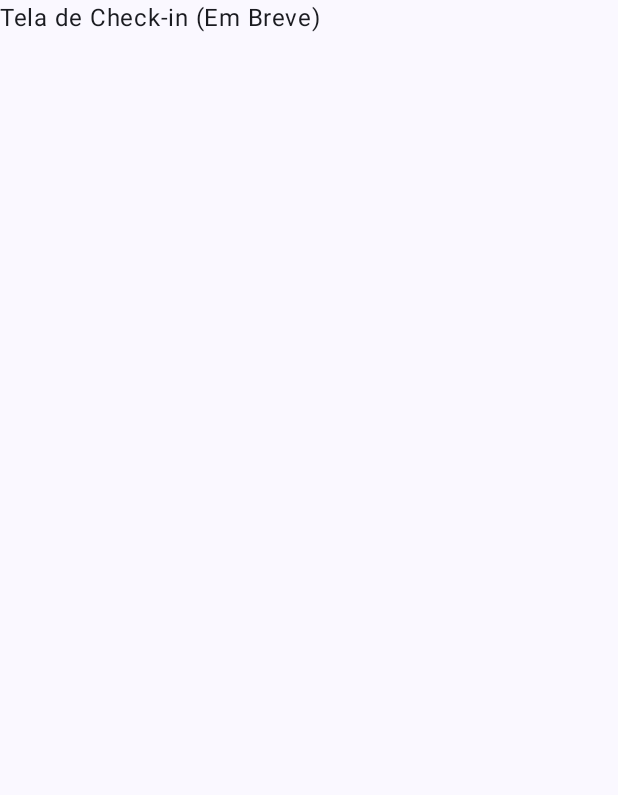
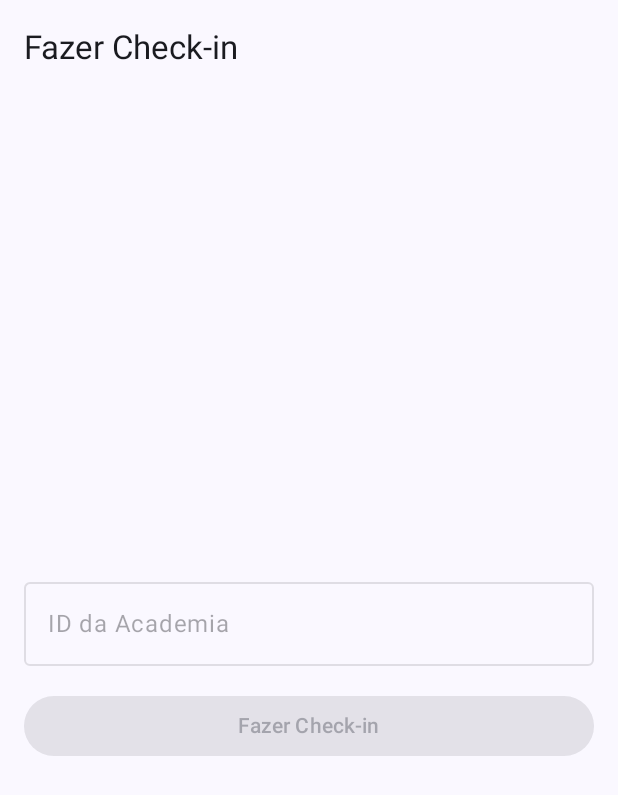
Before and after one commit to valdir-silva/Lutando, an Android app built with Jetpack Compose: the CheckinScreen screen opened through its navigation route, on a phone screen of 412 x 824 dp. Shown: the top 795 px of the screen. Run offline under Robolectric (Android 15) with nearby library versions, the phone set to English and light mode, and no system bars; our stand-ins replace Firebase (no records; nobody signed in at launch, a user with empty details on screens opened directly).

Commit message:
feat: Implementar funcionalidade básica de check-in
Implementa a funcionalidade de check-in para atletas e visualização para atletas e donos de academia.

- Adiciona o modelo `Checkin` e o repositório `CheckinRepository` com implementação Firebase.
- Cria os casos de uso `AddCheckinUseCase`, `GetCheckinsByAthleteUseCase` e `GetCheckinsByAcademyUseCase`.
- Desenvolve as telas `CheckinScreen` (para realizar check-in), `AthleteCheckinsScreen` (para visualizar check-ins do atleta) e `AcademyCheckinsScreen` (para visualizar check-ins da academia), juntamente com seus ViewModels correspondentes.
- Integra as novas dependências no `KoinModule`.
- Atualiza as rotas de navegação (`LutandoNavigation` e `NavRoutes`) e a `HomeScreen` para incluir as novas telas.
- Adiciona a classe utilitária `Resource.kt` para tratamento de estados de dados.
- Atualiza `memory-bank/progress.md` com as novas funcionalidades de check-in e planos futuros.
- Realiza depuração e correção de erros de compilação relacionados a tipos genéricos, injeção de dependência e interatividade da UI.

```diff
--- /dev/null
+++ b/app/src/main/java/com/alunando/lutando/domain/repository/CheckinRepository.kt
@@ -0,0 +1,11 @@
+package com.alunando.lutando.domain.repository
+
+import com.alunando.lutando.domain.model.Checkin
+import com.alunando.lutando.util.Resource
+import kotlinx.coroutines.flow.Flow
+
+interface CheckinRepository {
+    suspend fun addCheckin(checkin: Checkin): Resource<Unit>
+    fun getCheckinsByAthlete(athleteId: String): Flow<Resource<List<Checkin>>>
+    fun getCheckinsByAcademy(academyId: String): Flow<Resource<List<Checkin>>>
+}
--- a/app/src/main/java/com/alunando/lutando/presentation/navigation/LutandoNavigation.kt
+++ b/app/src/main/java/com/alunando/lutando/presentation/navigation/LutandoNavigation.kt
@@ -15,6 +15,9 @@ import com.alunando.lutando.presentation.screens.technique_detail.TechniqueDetai
 import com.alunando.lutando.presentation.screens.technique_form.TechniqueFormScreen
 import com.alunando.lutando.presentation.screens.academy.AcademyScreen
 import com.alunando.lutando.presentation.screens.academy_form.AcademyFormScreen
+import com.alunando.lutando.presentation.screens.checkin.CheckinScreen
+import com.alunando.lutando.presentation.screens.athlete_checkins.AthleteCheckinsScreen
+import com.alunando.lutando.presentation.screens.academy_checkins.AcademyCheckinsScreen
 
 /**
  * Componente principal de navegação do aplicativo Lutando
@@ -40,6 +43,12 @@ fun LutandoNavigation(
                 },
                 onCheckInClick = {
                     navController.navigate(NavRoutes.CHECK_IN)
+                },
+                onAthleteCheckinsClick = {
+                    navController.navigate(NavRoutes.ATHLETE_CHECKINS)
+                },
+                onAcademyCheckinsClick = {
+                    navController.navigate(NavRoutes.ACADEMY_CHECKINS)
                 }
             )
         }
@@ -98,8 +107,17 @@ fun LutandoNavigation(
 
         // Placeholder para Fazer Check-in
         composable(NavRoutes.CHECK_IN) {
-            // TODO: Implementar tela de check-in
-            Text("Tela de Check-in (Em Breve)")
+            CheckinScreen(navController = navController)
+        }
+
+        // Tela de Meus Check-ins
+        composable(NavRoutes.ATHLETE_CHECKINS) {
+            AthleteCheckinsScreen(navController = navController)
+        }
+
+        // Tela de Check-ins da Academia
+        composable(NavRoutes.ACADEMY_CHECKINS) {
+            AcademyCheckinsScreen(navController = navController)
         }
 
         // Tela de formulário de nova modalidade
--- a/app/src/main/java/com/alunando/lutando/presentation/navigation/NavRoutes.kt
+++ b/app/src/main/java/com/alunando/lutando/presentation/navigation/NavRoutes.kt
@@ -13,6 +13,8 @@ object NavRoutes {
     const val TECHNIQUE_EDIT = "technique_edit/{techniqueId}"
 
     const val CHECK_IN = "check_in"
+    const val ATHLETE_CHECKINS = "athlete_checkins"
+    const val ACADEMY_CHECKINS = "academy_checkins"
     const val ACADEMY_LIST = "academy_list"
     const val ACADEMY_FORM = "academy_form?academyId={academyId}"
 
--- /dev/null
+++ b/app/src/main/java/com/alunando/lutando/presentation/screens/checkin/CheckinScreen.kt
@@ -0,0 +1,134 @@
+package com.alunando.lutando.presentation.screens.checkin
+
+import androidx.compose.foundation.layout.*
+import androidx.compose.material3.Button
+import androidx.compose.material3.ExperimentalMaterial3Api
+import androidx.compose.material3.OutlinedTextField
+import androidx.compose.material3.Scaffold
+import androidx.compose.material3.SnackbarHost
+import androidx.compose.material3.SnackbarHostState
+import androidx.compose.material3.Text
+import androidx.compose.material3.TopAppBar
+import androidx.compose.runtime.*
+import androidx.compose.ui.Alignment
+import androidx.compose.ui.Modifier
+import androidx.compose.ui.unit.dp
+import androidx.navigation.NavController
+import kotlinx.coroutines.flow.collectLatest
+import org.koin.androidx.compose.koinViewModel
+import androidx.compose.foundation.clickable
+import androidx.compose.foundation.lazy.LazyColumn
+import androidx.compose.foundation.lazy.items
+import androidx.compose.material3.AlertDialog
+import androidx.compose.material3.CircularProgressIndicator
+import androidx.compose.material3.TextButton
+import com.alunando.lutando.domain.model.Academy
+import com.alunando.lutando.util.Resource
+
+@OptIn(ExperimentalMaterial3Api::class)
+@Composable
+fun CheckinScreen(
+    navController: NavController,
+    viewModel: CheckinViewModel = koinViewModel()
+) {
+    val academyId by viewModel.academyId.collectAsState()
+    val academiesResource by viewModel.academies.collectAsState()
+    val snackbarHostState = remember { SnackbarHostState() }
+    var showAcademySelectionDialog by remember { mutableStateOf(false) }
+
+    LaunchedEffect(Unit) {
+        viewModel.checkinEvent.collectLatest { event ->
+            when (event) {
+                is CheckinViewModel.CheckinEvent.Success -> {
+                    snackbarHostState.showSnackbar(event.message)
+                }
+                is CheckinViewModel.CheckinEvent.Error -> {
+                    snackbarHostState.showSnackbar(event.message)
+                }
+            }
+        }
+    }
+
+    Scaffold(
+        topBar = {
+            TopAppBar(title = { Text("Fazer Check-in") })
+        },
+        snackbarHost = { SnackbarHost(snackbarHostState) }
+    ) { paddingValues ->
+        Column(
+            modifier = Modifier
+                .fillMaxSize()
+                .padding(paddingValues)
+                .padding(16.dp),
+            horizontalAlignment = Alignment.CenterHorizontally,
+            verticalArrangement = Arrangement.Center
+        ) {
+            Box(modifier = Modifier
+                .fillMaxWidth()
+                .clickable {
+                    showAcademySelectionDialog = true
+                }
+            ) {
+                OutlinedTextField(
+                    value = academyId,
+                    onValueChange = { /* Read-only, value set by selection */ },
+                    label = { Text("ID da Academia") },
+                    readOnly = true,
+                    enabled = false, // Make it non-interactive for typing
+                    modifier = Modifier.fillMaxWidth()
+                )
+            }
+            Spacer(modifier = Modifier.height(16.dp))
+            Button(
+                onClick = { viewModel.onCheckinClick(academyId) },
+                modifier = Modifier.fillMaxWidth(),
+                enabled = academyId.isNotBlank()
+            ) {
+                Text("Fazer Check-in")
+            }
+        }
+    }
+
+    if (showAcademySelectionDialog) {
+        AlertDialog(
+            onDismissRequest = { showAcademySelectionDialog = false },
+            title = { Text("Selecione uma Academia") },
+            text = {
+                when (academiesResource) {
+                    is Resource.Loading -> {
+                        CircularProgressIndicator()
+                    }
+                    is Resource.Success -> {
+                        val academies = (academiesResource.data as? List<Academy>) ?: emptyList()
+                        if (academies.isEmpty()) {
+                            Text("Nenhuma academia encontrada.")
+                        } else {
+                            LazyColumn {
+                                items(academies) { academy ->
+                                    Text(
+                                        text = academy.name,
+                                        modifier = Modifier
+                                            .fillMaxWidth()
+                                            .clickable {
+                                                viewModel.onAcademyIdChange(academy.id)
+                                                showAcademySelectionDialog = false
+                                            }
+                                            .padding(8.dp)
+                                    )
+                                }
+                            }
+                        }
+                    }
+                    is Resource.Error -> {
+                        Text("Erro ao carregar academias: ${academiesResource.message}")
+                    }
+                }
+            },
+            confirmButton = {
+                TextButton(onClick = { showAcademySelectionDialog = false }) {
+                    Text("Cancelar")
+                }
+            }
+        )
+    }
+}
--- /dev/null
+++ b/app/src/main/java/com/alunando/lutando/presentation/screens/checkin/CheckinViewModel.kt
@@ -0,0 +1,91 @@
+package com.alunando.lutando.presentation.screens.checkin
+
+import android.util.Log
+import androidx.lifecycle.ViewModel
+import androidx.lifecycle.viewModelScope
+import com.alunando.lutando.domain.model.Checkin
+import com.alunando.lutando.domain.usecase.AddCheckinUseCase
+import com.alunando.lutando.domain.usecase.GetCurrentUserUseCase
+import com.alunando.lutando.util.Resource
+import com.google.firebase.Timestamp
+import kotlinx.coroutines.flow.MutableSharedFlow
+import kotlinx.coroutines.flow.MutableStateFlow
+import kotlinx.coroutines.flow.asSharedFlow
+import kotlinx.coroutines.flow.asStateFlow
+import kotlinx.coroutines.flow.collectLatest
+import kotlinx.coroutines.flow.StateFlow
+import kotlinx.coroutines.launch
+import com.alunando.lutando.domain.model.Academy
+import com.alunando.lutando.domain.usecase.GetAllAcademiesUseCase
+
+class CheckinViewModel(
+    private val addCheckinUseCase: AddCheckinUseCase,
+    private val getCurrentUserUseCase: GetCurrentUserUseCase,
+    private val getAllAcademiesUseCase: GetAllAcademiesUseCase
+) : ViewModel() {
+
+    private val _academyId = MutableStateFlow("")
+    val academyId = _academyId.asStateFlow()
+
+    private val _checkinEvent = MutableSharedFlow<CheckinEvent>()
+    val checkinEvent = _checkinEvent.asSharedFlow()
+
+    private val _academies = MutableStateFlow<Resource<List<Academy>>>(Resource.Loading<List<Academy>>())
+    val academies: StateFlow<Resource<List<Academy>>> = _academies.asStateFlow()
+
+    init {
+        loadAcademies()
+    }
+
+    private fun loadAcademies() {
+        viewModelScope.launch {
+            getAllAcademiesUseCase().collectLatest {
+                _academies.value = Resource.Success(it)
+                Log.d("CheckinViewModel", "Academies: ${it.size} academies loaded. Status: Success")
+            }
+        }
+    }
+
+    fun onAcademyIdChange(newId: String) {
+        _academyId.value = newId
+    }
+
+    fun onCheckinClick(academyId: String) {
+        viewModelScope.launch {
+            val currentUserResource = getCurrentUserUseCase()
+            if (currentUserResource != null) {
+                val athleteId = currentUserResource.uid
+
+                if (academyId.isNotBlank()) {
+                    val checkin = Checkin(
+                        athleteId = athleteId,
+                        academyId = academyId,
+                        timestamp = Timestamp.now()
+                    )
+                    when (val result = addCheckinUseCase(checkin)) {
+                        is Resource.Success -> {
+                            Log.d("CheckinViewModel", "Check-in successful: ${result.message}")
+                            _checkinEvent.emit(CheckinEvent.Success("Check-in realizado com sucesso!"))
+                            // _academyId.value = "" // Clear academy ID after successful check-in
+                        }
+                        is Resource.Error -> {
+                            Log.e("CheckinViewModel", "Check-in error: ${result.message}")
+                            _checkinEvent.emit(CheckinEvent.Error(result.message ?: "Erro ao realizar check-in"))
+                        }
+                        is Resource.Loading -> {
+                            Log.d("CheckinViewModel", "Check-in loading...")
+                            // Handle loading state if needed
+                        }
+                    }
+                } else {
+                    _checkinEvent.emit(CheckinEvent.Error("ID do atleta ou da academia inválido."))
+                }
+            }
+        }
+    }
+
+    sealed class CheckinEvent {
+        data class Success(val message: String) : CheckinEvent()
+        data class Error(val message: String) : CheckinEvent()
+    }
+}
--- a/app/src/main/java/com/alunando/lutando/presentation/screens/home/HomeScreen.kt
+++ b/app/src/main/java/com/alunando/lutando/presentation/screens/home/HomeScreen.kt
@@ -36,7 +36,9 @@ import androidx.compose.ui.unit.dp
 fun HomeScreen(
     onMartialArtsListClick: () -> Unit,
     onCreateAcademyClick: () -> Unit,
-    onCheckInClick: () -> Unit
+    onCheckInClick: () -> Unit,
+    onAthleteCheckinsClick: () -> Unit,
+    onAcademyCheckinsClick: () -> Unit
 ) {
     Scaffold(
         topBar = {
@@ -82,6 +84,22 @@ fun HomeScreen(
                 description = "Registre sua presença nos treinos",
                 icon = Icons.Filled.CheckCircle,
                 onClick = onCheckInClick
+            )
+
+            // Card para Meus Check-ins
+            ActionCard(
+                title = "Meus Check-ins",
+                description = "Visualize seu histórico de presenças",
+                icon = Icons.Filled.List,
+                onClick = onAthleteCheckinsClick
+            )
+
+            // Card para Check-ins da Academia
+            ActionCard(
+                title = "Check-ins da Academia",
+                description = "Visualize os check-ins de todos os atletas da sua academia",
+                icon = Icons.Filled.List,
+                onClick = onAcademyCheckinsClick
             )
         }
     }
--- /dev/null
+++ b/app/src/main/java/com/alunando/lutando/util/Resource.kt
@@ -0,0 +1,7 @@
+package com.alunando.lutando.util
+
+sealed class Resource<T>(val data: T? = null, val message: String? = null) {
+    class Success<T>(data: T) : Resource<T>(data)
+    class Error<T>(message: String, data: T? = null) : Resource<T>(data, message)
+    class Loading<T>(data: T? = null) : Resource<T>(data)
+}
```
Also changed, not shown: app/src/main/java/com/alunando/lutando/data/repository/CheckinRepositoryFirebaseImpl.kt (added, +60 -0 lines), app/src/main/java/com/alunando/lutando/di/KoinModule.kt (+15 -0 lines), app/src/main/java/com/alunando/lutando/domain/model/Checkin.kt (added, +10 -0 lines), app/src/main/java/com/alunando/lutando/domain/usecase/AddCheckinUseCase.kt (added, +13 -0 lines), app/src/main/java/com/alunando/lutando/domain/usecase/GetCheckinsByAcademyUseCase.kt (added, +14 -0 lines), app/src/main/java/com/alunando/lutando/domain/usecase/GetCheckinsByAthleteUseCase.kt (added, +14 -0 lines), app/src/main/java/com/alunando/lutando/presentation/components/checkin/CheckinCard.kt (added, +50 -0 lines), app/src/main/java/com/alunando/lutando/presentation/screens/academy_checkins/AcademyCheckinsScreen.kt (added, +74 -0 lines), app/src/main/java/com/alunando/lutando/presentation/screens/academy_checkins/AcademyCheckinsViewModel.kt (added, +62 -0 lines), app/src/main/java/com/alunando/lutando/presentation/screens/athlete_checkins/AthleteCheckinsScreen.kt (added, +73 -0 lines), app/src/main/java/com/alunando/lutando/presentation/screens/athlete_checkins/AthleteCheckinsViewModel.kt (added, +44 -0 lines), 1 other file.
